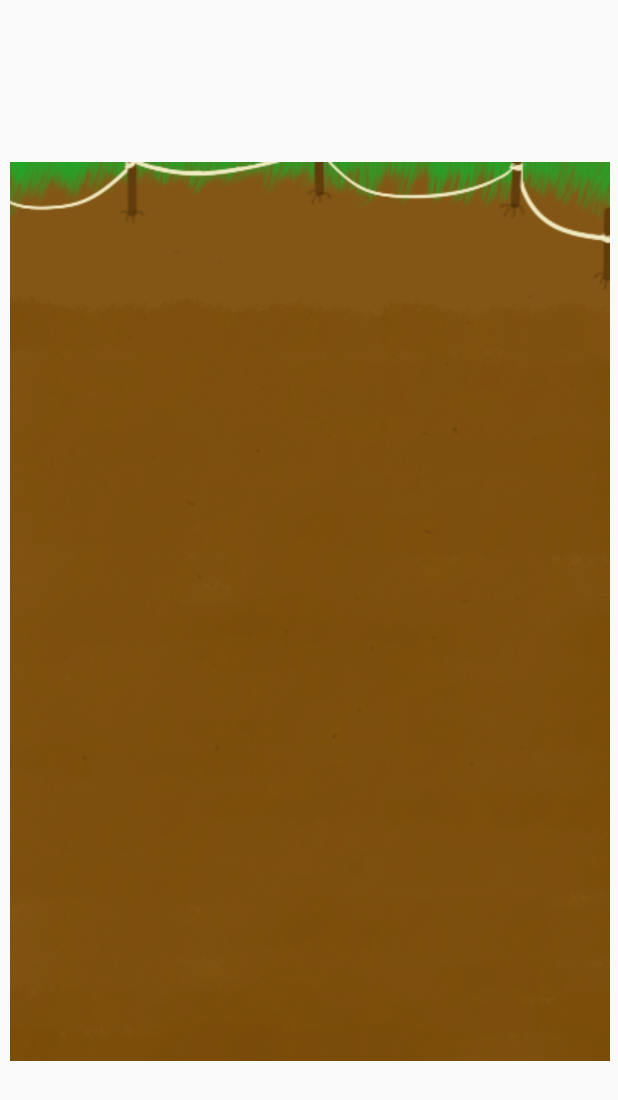
After one commit to Arbszy/DinoDiscovery, an Android app: the HowToPlay screen opened directly, with no data from a screen before it, on a phone screen of 412 x 824 dp. The commit adds this screen. Shown: the top 1100 px of the screen. Run offline under Robolectric (Android 15) with nearby library versions, the phone set to English and light mode, and no system bars; Roboto replaces fonts that are not available here.

Commit message:
HowToPlay Page
Added HowToPlay page

```diff
--- a/app/src/main/AndroidManifest.xml
+++ b/app/src/main/AndroidManifest.xml
@@ -22,7 +22,8 @@
         <activity android:name=".Scrapbook1" />
         <activity android:name=".Scrapbook2" />
         <activity android:name=".Scrapbook3" />
-        <activity android:name=".GameMap"></activity>
+        <activity android:name=".GameMap" />
+        <activity android:name=".HowToPlay"></activity>
     </application>
 
 </manifest>
--- /dev/null
+++ b/app/src/main/java/com/arbszy/dinodiscoverybeta/HowToPlay.java
@@ -0,0 +1,13 @@
+package com.arbszy.dinodiscoverybeta;
+
+import android.support.v7.app.AppCompatActivity;
+import android.os.Bundle;
+
+public class HowToPlay extends AppCompatActivity {
+
+    @Override
+    protected void onCreate(Bundle savedInstanceState) {
+        super.onCreate(savedInstanceState);
+        setContentView(R.layout.activity_how_to_play);
+    }
+}
--- /dev/null
+++ b/app/src/main/res/layout/activity_how_to_play.xml
@@ -0,0 +1,28 @@
+<?xml version="1.0" encoding="utf-8"?>
+<android.support.constraint.ConstraintLayout
+    xmlns:android="http://schemas.android.com/apk/res/android"
+    xmlns:app="http://schemas.android.com/apk/res-auto"
+    xmlns:tools="http://schemas.android.com/tools"
+    android:layout_width="match_parent"
+    android:layout_height="match_parent"
+    tools:context=".HowToPlay">
+
+    <ImageView
+        android:id="@+id/imageView3"
+        android:layout_width="504dp"
+        android:layout_height="599dp"
+        android:layout_marginBottom="8dp"
+        android:layout_marginEnd="8dp"
+        android:layout_marginLeft="8dp"
+        android:layout_marginRight="8dp"
+        android:layout_marginStart="8dp"
+        android:layout_marginTop="8dp"
+        android:contentDescription="@string/settings_menu"
+        app:layout_constraintBottom_toBottomOf="parent"
+        app:layout_constraintEnd_toEndOf="parent"
+        app:layout_constraintStart_toStartOf="parent"
+        app:layout_constraintTop_toTopOf="parent"
+        app:layout_constraintVertical_bias="0.478"
+        app:srcCompat="@drawable/game_screen" />
+
+</android.support.constraint.ConstraintLayout>
--- a/app/src/main/res/values/strings.xml
+++ b/app/src/main/res/values/strings.xml
@@ -21,7 +21,7 @@
     <string name="Setting">Settings</string>
     <string name="Quit">Quit</string>
     <string name="title_game_4x4">Game 4x4</string>
-=======
+    =======
     <string name="settings_menu">Settings</string>
->>>>>>> f56bf2418641e06784654ac3b9afaea7d625c49d
+    >>>>>>> f56bf2418641e06784654ac3b9afaea7d625c49d
 </resources>
```
